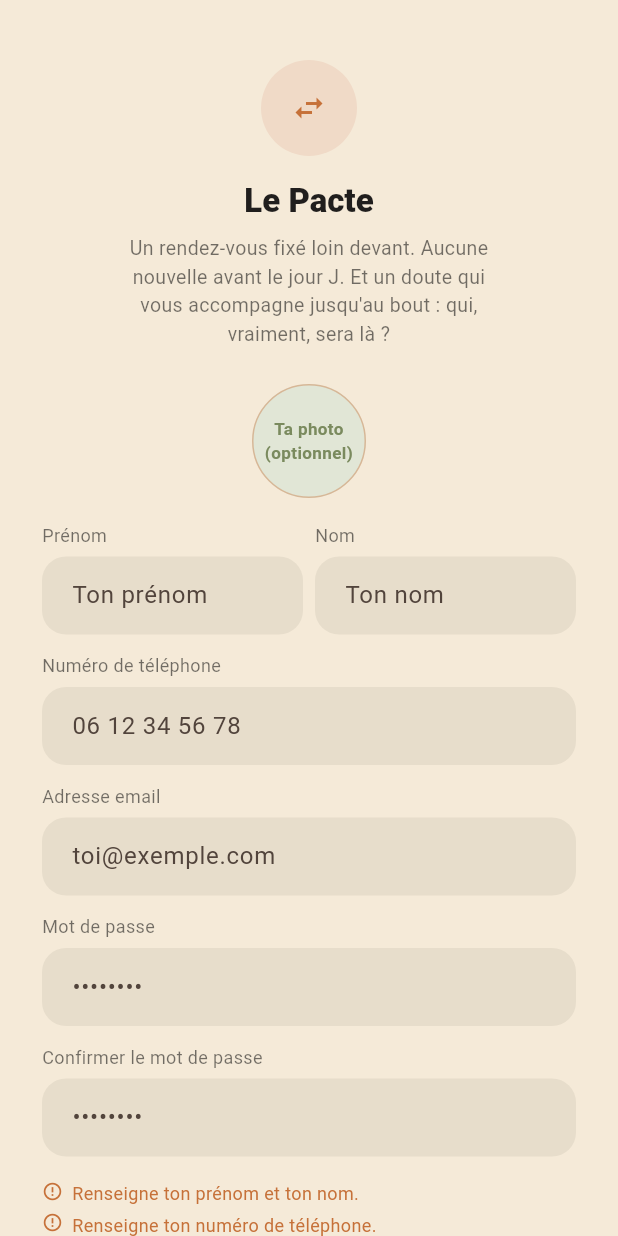
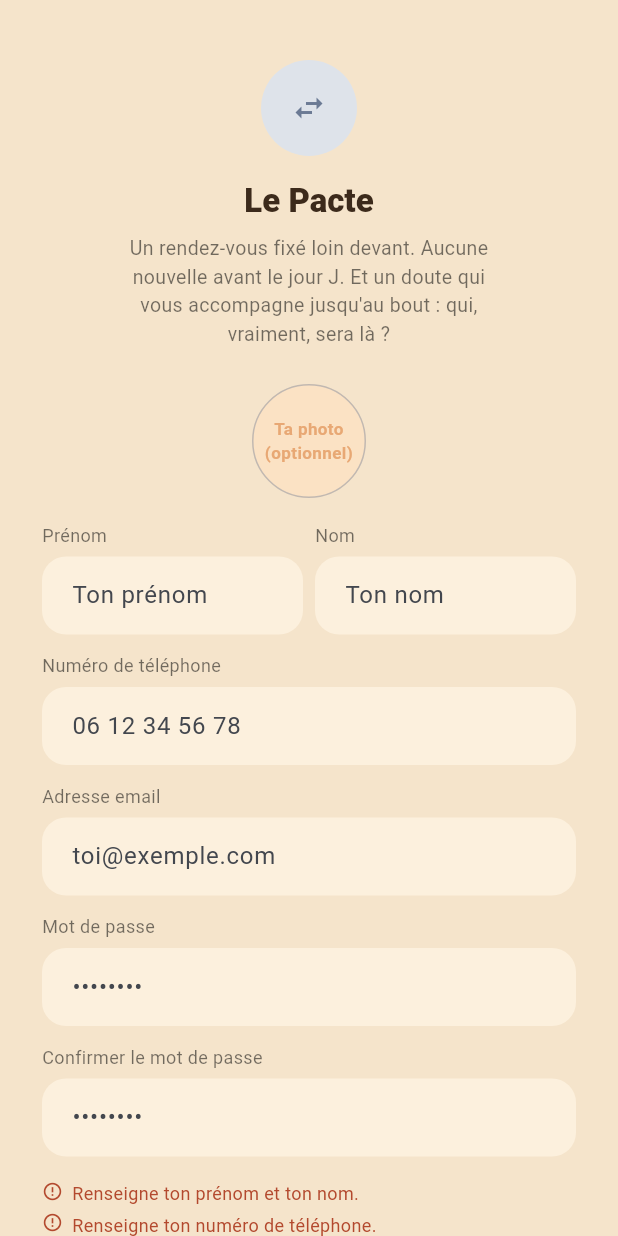
Before and after one commit to kevinarner/le_pacte, a Flutter app: the screen it shows after launch, after a tap on "Pas encore de compte ? Créer un compte", on a phone screen of 412 x 824 dp. Run offline on Flutter 3.47's test engine with Material 3 defaults, Android fonts, the phone set to English and light mode, and no system bars; our stand-ins replace firebase_core, firebase_messaging, image_picker, supabase_flutter; accounts and stored records are empty; network calls fail; Roboto replaces fonts that are missing (Georgia).

Commit message:
Applique la nouvelle palette pêche/bleu ardoise/crème
Renomme les tokens AppColors (terracotta -> accent, sauge -> peche)
et introduit une couleur d'erreur distincte de l'accent pour ne
jamais confondre un message d'erreur avec la couleur de marque.

Co-Authored-By: Claude Sonnet 5 <noreply@anthropic.com>
Claude-Session: https://claude.ai/code/session_016L6SUTJygDZPTq4He5HGk8

```diff
--- a/lib/screens/accueil/accueil_screen.dart
+++ b/lib/screens/accueil/accueil_screen.dart
@@ -70,12 +70,12 @@ class _AccueilScreenState extends State<AccueilScreen> {
                       child: Column(
                         mainAxisSize: MainAxisSize.min,
                         children: [
-                          const Icon(Icons.error_outline, color: AppColors.terracotta, size: 32),
+                          const Icon(Icons.error_outline, color: AppColors.erreur, size: 32),
                           const SizedBox(height: 12),
                           Text(
                             "Impossible de charger tes pactes.\n$erreur",
                             textAlign: TextAlign.center,
-                            style: const TextStyle(color: AppColors.terracotta, fontSize: 12),
+                            style: const TextStyle(color: AppColors.erreur, fontSize: 12),
                           ),
                           const SizedBox(height: 12),
                           OutlinedButton(onPressed: _charger, child: const Text('Réessayer')),
@@ -231,7 +231,7 @@ class _AccueilScreenState extends State<AccueilScreen> {
             padding: const EdgeInsets.all(16),
             child: Row(
               children: [
-                const Icon(Icons.chat_bubble_outline, color: AppColors.terracotta),
+                const Icon(Icons.chat_bubble_outline, color: AppColors.accent),
                 const SizedBox(width: 12),
                 Expanded(
                   child: Column(
--- a/lib/screens/detail_pacte/bloc_epilogue.dart
+++ b/lib/screens/detail_pacte/bloc_epilogue.dart
@@ -21,7 +21,7 @@ class BlocEpilogue extends StatelessWidget {
           children: [
             Icon(
               maintenu ? Icons.celebration_outlined : Icons.event_busy_outlined,
-              color: maintenu ? AppColors.terracotta : Colors.black45,
+              color: maintenu ? AppColors.accent : Colors.black45,
               size: 32,
             ),
             const SizedBox(height: 12),
--- a/lib/screens/detail_pacte/chat_screen.dart
+++ b/lib/screens/detail_pacte/chat_screen.dart
@@ -166,7 +166,7 @@ class _ChatScreenState extends State<ChatScreen> {
         padding: const EdgeInsets.symmetric(horizontal: 12, vertical: 8),
         constraints: BoxConstraints(maxWidth: MediaQuery.of(context).size.width * 0.75),
         decoration: BoxDecoration(
-          color: estMoi ? AppColors.terracottaClair : AppColors.neutre,
+          color: estMoi ? AppColors.accentClair : AppColors.neutre,
           borderRadius: BorderRadius.circular(14),
         ),
         child: Text(m.contenu),
--- a/lib/screens/login/login_screen.dart
+++ b/lib/screens/login/login_screen.dart
@@ -55,10 +55,10 @@ class _LoginScreenState extends State<LoginScreen> {
                   width: 64,
                   height: 64,
                   decoration: const BoxDecoration(
-                    color: AppColors.terracottaClair,
+                    color: AppColors.accentClair,
                     shape: BoxShape.circle,
                   ),
-                  child: const Icon(Icons.swap_horiz, color: AppColors.terracotta),
+                  child: const Icon(Icons.swap_horiz, color: AppColors.accent),
                 ),
                 const SizedBox(height: 16),
                 Text('Le Pacte', style: Theme.of(context).textTheme.titleLarge),
@@ -107,7 +107,7 @@ class _LoginScreenState extends State<LoginScreen> {
     return Column(
       crossAxisAlignment: CrossAxisAlignment.stretch,
       children: [
-        const Icon(Icons.mark_email_read_outlined, size: 40, color: AppColors.terracotta),
+        const Icon(Icons.mark_email_read_outlined, size: 40, color: AppColors.accent),
         const SizedBox(height: 12),
         Text(
           "Un email de confirmation a été envoyé à ${emailInscriptionController.text.trim()}. "
@@ -143,11 +143,11 @@ class _LoginScreenState extends State<LoginScreen> {
               child: Row(
                 crossAxisAlignment: CrossAxisAlignment.start,
                 children: [
-                  const Icon(Icons.error_outline, size: 14, color: AppColors.terracotta),
+                  const Icon(Icons.error_outline, size: 14, color: AppColors.erreur),
                   const SizedBox(width: 6),
                   Expanded(
                     child:
-                        Text(e, style: const TextStyle(fontSize: 12, color: AppColors.terracotta)),
+                        Text(e, style: const TextStyle(fontSize: 12, color: AppColors.erreur)),
                   ),
                 ],
               ),
@@ -214,11 +214,11 @@ class _LoginScreenState extends State<LoginScreen> {
               child: Row(
                 crossAxisAlignment: CrossAxisAlignment.start,
                 children: [
-                  const Icon(Icons.error_outline, size: 14, color: AppColors.terracotta),
+                  const Icon(Icons.error_outline, size: 14, color: AppColors.erreur),
                   const SizedBox(width: 6),
                   Expanded(
                     child:
-                        Text(e, style: const TextStyle(fontSize: 12, color: AppColors.terracotta)),
+                        Text(e, style: const TextStyle(fontSize: 12, color: AppColors.erreur)),
                   ),
                 ],
               ),
@@ -246,10 +246,10 @@ class _LoginScreenState extends State<LoginScreen> {
       child: Row(
         crossAxisAlignment: CrossAxisAlignment.start,
         children: [
-          const Icon(Icons.error_outline, size: 14, color: AppColors.terracotta),
+          const Icon(Icons.error_outline, size: 14, color: AppColors.erreur),
           const SizedBox(width: 6),
           Expanded(
-            child: Text(erreur!, style: const TextStyle(fontSize: 12, color: AppColors.terracotta)),
+            child: Text(erreur!, style: const TextStyle(fontSize: 12, color: AppColors.erreur)),
           ),
         ],
       ),
--- a/lib/screens/profil/profil_screen.dart
+++ b/lib/screens/profil/profil_screen.dart
@@ -100,10 +100,10 @@ class _ProfilScreenState extends State<ProfilScreen> {
           Container(
             padding: const EdgeInsets.symmetric(horizontal: 10, vertical: 2),
             decoration: BoxDecoration(
-              color: AppColors.saugeClair,
+              color: AppColors.pecheClair,
               borderRadius: BorderRadius.circular(999),
             ),
-            child: Text('$valeur', style: const TextStyle(color: AppColors.sauge)),
+            child: Text('$valeur', style: const TextStyle(color: AppColors.peche)),
           ),
         ],
       ),
--- a/lib/theme/app_theme.dart
+++ b/lib/theme/app_theme.dart
@@ -2,17 +2,24 @@ import 'package:flutter/material.dart';
 
 import '../models/statut_pacte.dart';
 
-/// Tokens visuels du pack de handoff design (voir docs/handoff/README.md).
+/// Palette pêche / bleu ardoise / crème, validée le 29/08 (voir la
+/// synthèse UX). L'accent (bleu ardoise) sert aux actions principales et
+/// aux temps forts ; `erreur` reste dans une famille chaude distincte,
+/// pour ne jamais confondre un message d'erreur avec la couleur de marque.
 class AppColors {
-  static const background = Color(0xFFF5EAD8);
-  static const backgroundOuter = Color(0xFFE7DDCB);
-  static const texte = Color(0xFF201E1D);
-  static const terracotta = Color(0xFFC67139);
-  static const terracottaClair = Color(0xFFF0DAC7);
-  static const sauge = Color(0xFF7A8A5E);
-  static const saugeClair = Color(0xFFE1E6D6);
-  static const neutre = Color(0xFFE9E4DA);
-  static const outline = Color(0xFFC9BFAE);
+  static const background = Color(0xFFF5E4CB);
+  static const backgroundOuter = Color(0xFFEAD5AE);
+  static const surface = Color(0xFFFCF0DD);
+  static const texte = Color(0xFF3C2A1B);
+  static const texteAttenue = Color(0xFF93795C);
+  static const accent = Color(0xFF6B7A94);
+  static const accentFonce = Color(0xFF3F4C63);
+  static const accentClair = Color(0xFFDEE3EA);
+  static const peche = Color(0xFFE8A874);
+  static const pecheClair = Color(0xFFFBE2C4);
+  static const neutre = Color(0xFFF1E2C9);
+  static const outline = Color(0xFFEBD8B7);
+  static const erreur = Color(0xFFB3492E);
 }
 
 const double radiusLg = 16;
@@ -37,7 +44,7 @@ StatutTag statutTag(StatutPacte statut) {
       return const StatutTag(fond: AppColors.neutre, texte: AppColors.texte);
     case StatutPacte.confirme:
     case StatutPacte.maintenu:
-      return const StatutTag(fond: AppColors.terracottaClair, texte: AppColors.terracotta);
+      return const StatutTag(fond: AppColors.accentClair, texte: AppColors.accentFonce);
     case StatutPacte.annule:
     case StatutPacte.annuleDoubleAbsence:
       return const StatutTag(fond: AppColors.neutre, texte: AppColors.texte);
@@ -48,7 +55,7 @@ ThemeData buildAppTheme() {
   final base = ThemeData(
     useMaterial3: true,
     colorScheme: ColorScheme.fromSeed(
-      seedColor: AppColors.terracotta,
+      seedColor: AppColors.accent,
       brightness: Brightness.light,
       surface: AppColors.background,
     ),
@@ -69,7 +76,7 @@ ThemeData buildAppTheme() {
         color: AppColors.texte,
       ),
       bodyMedium: const TextStyle(fontSize: 14, color: AppColors.texte),
-      bodySmall: const TextStyle(fontSize: 12.5, color: Colors.black54),
+      bodySmall: TextStyle(fontSize: 12.5, color: AppColors.texteAttenue),
     ),
     appBarTheme: const AppBarTheme(
       backgroundColor: AppColors.background,
@@ -84,7 +91,7 @@ ThemeData buildAppTheme() {
       ),
     ),
     cardTheme: const CardThemeData(
-      color: AppColors.backgroundOuter,
+      color: AppColors.surface,
       elevation: 0,
       margin: EdgeInsets.zero,
       shape: RoundedRectangleBorder(
@@ -93,7 +100,7 @@ ThemeData buildAppTheme() {
     ),
     filledButtonTheme: FilledButtonThemeData(
       style: FilledButton.styleFrom(
-        backgroundColor: AppColors.terracotta,
+        backgroundColor: AppColors.accent,
         foregroundColor: Colors.white,
         minimumSize: const Size.fromHeight(46),
         shape: const StadiumBorder(),
@@ -109,11 +116,11 @@ ThemeData buildAppTheme() {
       ),
     ),
     textButtonTheme: TextButtonThemeData(
-      style: TextButton.styleFrom(foregroundColor: AppColors.terracotta),
+      style: TextButton.styleFrom(foregroundColor: AppColors.accent),
     ),
     inputDecorationTheme: InputDecorationTheme(
       filled: true,
-      fillColor: AppColors.backgroundOuter,
+      fillColor: AppColors.surface,
       contentPadding: const EdgeInsets.symmetric(horizontal: 16, vertical: 14),
       border: OutlineInputBorder(
         borderRadius: BorderRadius.circular(radiusLg),
@@ -122,7 +129,7 @@ ThemeData buildAppTheme() {
     ),
     bottomNavigationBarTheme: const BottomNavigationBarThemeData(
       backgroundColor: AppColors.background,
-      selectedItemColor: AppColors.terracotta,
+      selectedItemColor: AppColors.accent,
       unselectedItemColor: Colors.black45,
       type: BottomNavigationBarType.fixed,
       showUnselectedLabels: true,
--- a/lib/widgets/photo_avatar.dart
+++ b/lib/widgets/photo_avatar.dart
@@ -34,12 +34,12 @@ class PhotoAvatar extends StatelessWidget {
         height: taille,
         decoration: BoxDecoration(
           shape: BoxShape.circle,
-          color: AppColors.saugeClair,
+          color: AppColors.pecheClair,
           image: photo != null
               ? DecorationImage(image: MemoryImage(photo!), fit: BoxFit.cover)
               : null,
           border: photo == null
-              ? Border.all(color: AppColors.terracotta.withValues(alpha: 0.4))
+              ? Border.all(color: AppColors.accent.withValues(alpha: 0.4))
               : null,
         ),
         alignment: Alignment.center,
@@ -51,7 +51,7 @@ class PhotoAvatar extends StatelessWidget {
                 style: TextStyle(
                   fontSize: libellePlaceholder != null ? taille * 0.15 : taille * 0.4,
                   fontWeight: FontWeight.bold,
-                  color: AppColors.sauge,
+                  color: AppColors.peche,
                 ),
               ),
       ),
```
Also changed, not shown: lib/screens/creer_pacte/creer_pacte_screen.dart (+6 -6 lines).
